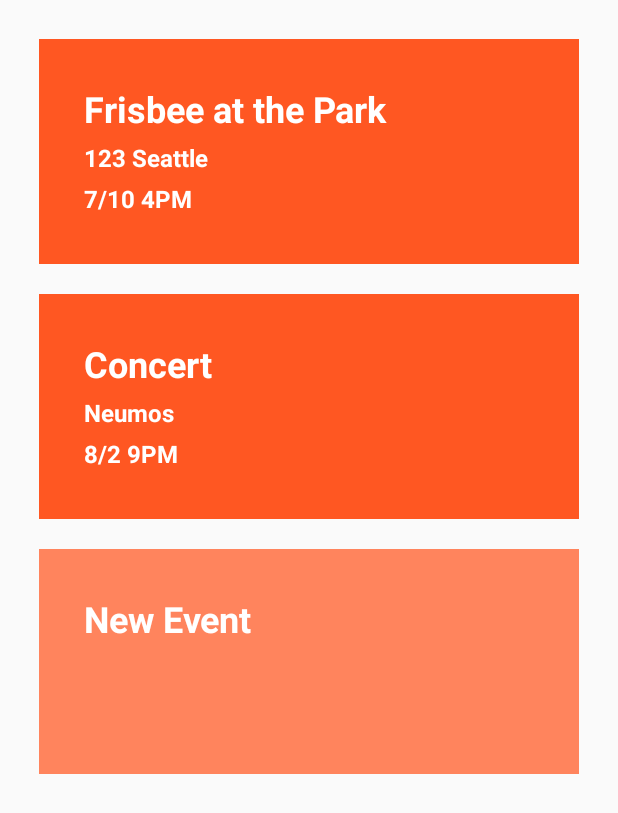
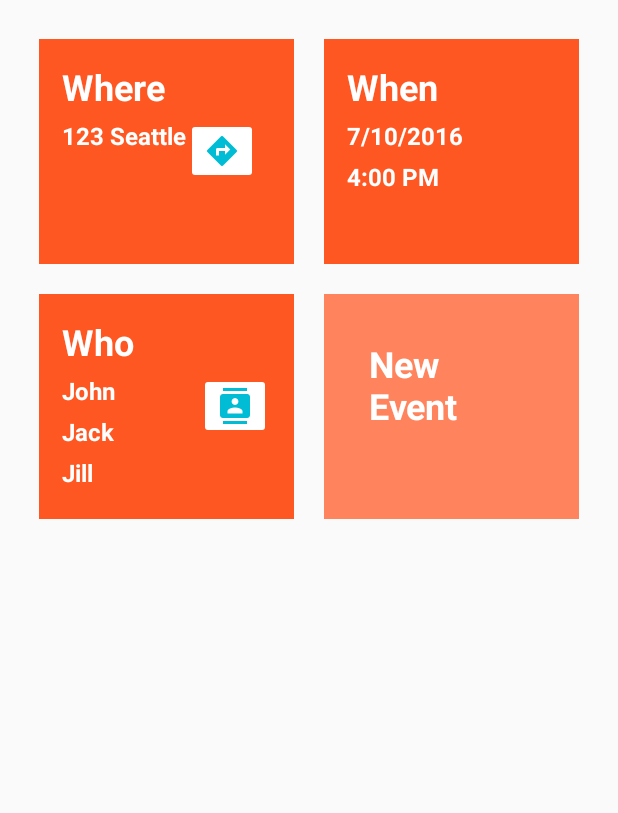
Before and after one commit to severinrudie/event-organizer, an Android app: the layout activity_mock_up_detail.xml on its own in the app's theme, with its tools: preview values and no code run, on a phone screen of 412 x 824 dp. Shown: the top 813 px of the screen. Run offline under Robolectric (Android 15) with nearby library versions, the phone set to English and light mode, and no system bars.

Commit message:
mockup expanded

```diff
--- a/MockUpProject1/app/src/main/AndroidManifest.xml
+++ b/MockUpProject1/app/src/main/AndroidManifest.xml
@@ -8,6 +8,7 @@
         android:label="@string/app_name"
         android:supportsRtl="true"
         android:theme="@style/AppTheme">
+        <!--<activity android:name=".MockUpEventActivity">-->
         <activity android:name=".MockUpEventActivity">
             <intent-filter>
                 <action android:name="android.intent.action.MAIN" />
@@ -15,6 +16,7 @@
                 <category android:name="android.intent.category.LAUNCHER" />
             </intent-filter>
         </activity>
+        <activity android:name=".MockUpDetailActivity"></activity>
     </application>
 
 </manifest>
--- /dev/null
+++ b/MockUpProject1/app/src/main/java/com/example/severinrudie/mockupproject1/MockUpDetailActivity.java
@@ -0,0 +1,13 @@
+package com.example.severinrudie.mockupproject1;
+
+import android.os.Bundle;
+import android.support.v7.app.AppCompatActivity;
+
+public class MockUpDetailActivity extends AppCompatActivity {
+
+    @Override
+    protected void onCreate(Bundle savedInstanceState) {
+        super.onCreate(savedInstanceState);
+        setContentView(R.layout.activity_mock_up_detail);
+    }
+}
--- a/MockUpProject1/app/src/main/java/com/example/severinrudie/mockupproject1/MockUpEventActivity.java
+++ b/MockUpProject1/app/src/main/java/com/example/severinrudie/mockupproject1/MockUpEventActivity.java
@@ -1,13 +1,28 @@
 package com.example.severinrudie.mockupproject1;
 
+import android.content.Intent;
 import android.support.v7.app.AppCompatActivity;
 import android.os.Bundle;
+import android.view.View;
+import android.widget.LinearLayout;
 
 public class MockUpEventActivity extends AppCompatActivity {
+
+    LinearLayout myEvent;
 
     @Override
     protected void onCreate(Bundle savedInstanceState) {
         super.onCreate(savedInstanceState);
         setContentView(R.layout.activity_mock_up_event);
+
+        myEvent = (LinearLayout) findViewById(R.id.mockupEvent);
+        myEvent.setOnClickListener(new View.OnClickListener() {
+            @Override
+            public void onClick(View view) {
+                Intent intent = new Intent(getApplicationContext(), MockUpDetailActivity.class);
+                startActivity(intent);
+            }
+        });
+
     }
 }
--- a/MockUpProject1/app/src/main/res/layout/activity_mock_up_detail.xml
+++ b/MockUpProject1/app/src/main/res/layout/activity_mock_up_detail.xml
@@ -20,52 +20,80 @@
     android:layout_height="match_parent">
 
     <LinearLayout
-            android:orientation="vertical"
+        android:orientation="horizontal"
         android:layout_width="match_parent"
+        android:layout_height="match_parent">
+
+        <LinearLayout
+            android:layout_width="0dp"
                 android:layout_height="150dp"
                 android:layout_margin="10dp"
-            android:padding="30dp"
-            android:paddingLeft="40dp"
-            android:paddingRight="40dp"
+                android:padding="15dp"
+                android:paddingLeft="20dp"
+                android:paddingRight="20dp"
                 android:background="@color/colorPrimary"
                 android:layout_marginLeft="20dp"
-            android:layout_marginRight="20dp">
+                android:layout_marginRight="20dp"
+            android:layout_weight="1"
+            android:orientation="vertical">
+            <LinearLayout
+                android:orientation="horizontal"
+                android:layout_width="wrap_content"
+                android:layout_height="match_parent">
+                <LinearLayout
+                    android:orientation="vertical"
+                    android:layout_width="0dp"
+                    android:layout_height="match_parent"
+                    android:layout_weight="1">
 
             <TextView
                 style="@style/primaryText"
                 android:textAppearance="?android:attr/textAppearanceLarge"
-                android:text="Frisbee at the Park"
-                android:id="@+id/textView"
-                android:textSize="24sp"/>
+                android:text="Where"
+                android:id="@+id/textView8"
+                android:textSize="24sp"
+                android:layout_width="wrap_content"
+                android:layout_height="wrap_content" />
 
             <TextView
                     style="@style/primaryText"
                     android:text="123 Seattle"
                     android:id="@+id/textView2" />
 
-            <TextView
-                style="@style/primaryText"
-                android:text="7/10 4PM"
-                android:id="@+id/textView3"
-                />
+            </LinearLayout>
+
+                <ImageButton
+                    android:id="@+id/imageButton"
+                    android:src="@drawable/ic_directions_black_24dp"
+                    android:tint="@color/colorAccent"
+                    android:layout_width="wrap_content"
+                    android:layout_height="wrap_content"
+                    android:layout_below="@+id/textView2"
+                    android:layout_gravity="center_vertical|right"
+                    android:backgroundTint="@color/text"
+                    android:theme="@style/raisedButton"/>
+            </LinearLayout>
+
+
         </LinearLayout>
 
         <LinearLayout
             android:orientation="vertical"
-        android:layout_width="match_parent"
+            android:layout_width="0dp"
             android:layout_height="150dp"
             android:layout_margin="10dp"
-        android:padding="30dp"
-        android:paddingLeft="40dp"
-        android:paddingRight="40dp"
+            android:padding="15dp"
+            android:paddingLeft="20dp"
+            android:paddingRight="20dp"
             android:background="@color/colorPrimary"
             android:layout_marginLeft="20dp"
-        android:layout_marginRight="20dp" >
+            android:layout_marginRight="20dp"
+            android:layout_weight="1">
 
             <TextView
                 style="@style/primaryText"
                 android:textAppearance="?android:attr/textAppearanceLarge"
-            android:text="Concert"
+                android:text="When"
                 android:id="@+id/textView5"
                 android:textSize="24sp"
                 android:layout_width="wrap_content"
@@ -73,26 +101,102 @@
 
             <TextView
                 style="@style/primaryText"
-            android:text="Neumos"
+                android:text="7/10/2016"
                 android:id="@+id/textView6"
                 android:layout_width="wrap_content"
                 android:layout_height="wrap_content" />
 
             <TextView
                 style="@style/primaryText"
-            android:text="8/2 9PM"
+                android:text="4:00 PM"
                 android:id="@+id/textView7"
+                android:layout_width="wrap_content"
+                android:layout_height="wrap_content" />
+        </LinearLayout>
+
+    </LinearLayout>
+
+    <LinearLayout
+        android:orientation="horizontal"
+        android:layout_width="match_parent"
+        android:layout_height="match_parent" >
+
+        <LinearLayout
+            android:layout_width="0dp"
+            android:layout_height="150dp"
+            android:layout_margin="10dp"
+            android:padding="15dp"
+            android:paddingLeft="20dp"
+            android:paddingRight="20dp"
+            android:background="@color/colorPrimary"
+            android:layout_marginLeft="20dp"
+            android:layout_marginRight="20dp"
+            android:layout_weight="1"
+            android:orientation="horizontal" >
+
+            <LinearLayout
+                android:orientation="vertical"
+                android:layout_width="wrap_content"
+                android:layout_height="match_parent">
+
+                <TextView
+                    style="@style/primaryText"
+                    android:textAppearance="?android:attr/textAppearanceLarge"
+                    android:text="Who"
+                    android:id="@+id/textView9"
+                    android:textSize="24sp"
+                    android:layout_width="wrap_content"
+                    android:layout_height="wrap_content" />
+
+                <TextView
+                    style="@style/primaryText"
+                    android:text="John"
+                    android:id="@+id/textView10"
+                    android:layout_width="wrap_content"
+                    android:layout_height="wrap_content" />
+
+                <TextView
+                    style="@style/primaryText"
+                    android:text="Jack"
+                    android:id="@+id/textView14"
+                    android:layout_width="wrap_content"
+                    android:layout_height="wrap_content" />
+
+                <TextView
+                    style="@style/primaryText"
+                    android:text="Jill"
+                    android:id="@+id/textView15"
                     android:layout_width="wrap_content"
                     android:layout_height="wrap_content" />
             </LinearLayout>
 
                 <FrameLayout
                     android:layout_width="match_parent"
+                    android:layout_height="match_parent">
+
+            <ImageButton
+                android:id="@+id/imageButton2"
+                android:src="@drawable/ic_contacts_black_24dp"
+                android:tint="@color/colorAccent"
+                android:layout_width="wrap_content"
+                android:layout_height="wrap_content"
+                android:layout_below="@+id/textView2"
+                android:layout_gravity="center_vertical|right"
+                android:backgroundTint="@color/text"
+                android:theme="@style/raisedButton"/>
+
+                </FrameLayout>
+
+        </LinearLayout>
+
+        <FrameLayout
+            android:layout_width="0dp"
             android:layout_height="wrap_content"
             android:layout_margin="10dp"
             android:background="#000000"
             android:layout_marginLeft="20dp"
-        android:layout_marginRight="20dp">
+            android:layout_marginRight="20dp"
+            android:layout_weight="1">
 
             <LinearLayout
                 android:orientation="vertical"
@@ -108,7 +212,7 @@
                     style="@style/primaryText"
                     android:textAppearance="?android:attr/textAppearanceLarge"
                     android:text="New Event"
-                android:id="@+id/textView4"
+                    android:id="@+id/textView16"
                     android:textSize="24sp"
                     android:layout_width="wrap_content"
                     android:layout_height="wrap_content" />
@@ -117,8 +221,10 @@
             <FrameLayout
                 android:layout_width="match_parent"
                 android:layout_height="match_parent"
-            android:background="#44ffffff"></FrameLayout>
+                android:background="#44ffffff" />
         </FrameLayout>
+
+    </LinearLayout>
 
 </LinearLayout>
     </ScrollView>
--- a/MockUpProject1/app/src/main/res/layout/activity_mock_up_event.xml
+++ b/MockUpProject1/app/src/main/res/layout/activity_mock_up_event.xml
@@ -29,7 +29,8 @@
             android:paddingRight="40dp"
             android:background="@color/colorPrimary"
             android:layout_marginLeft="20dp"
-            android:layout_marginRight="20dp">
+            android:layout_marginRight="20dp"
+            android:id="@+id/mockupEvent">
 
             <TextView
                 style="@style/primaryText"
--- a/MockUpProject1/app/src/main/res/values/colors.xml
+++ b/MockUpProject1/app/src/main/res/values/colors.xml
@@ -2,7 +2,7 @@
 <resources>
     <color name="colorPrimary">#FF5722</color>
     <color name="colorPrimaryDark">#E64A19</color>
-    <color name="colorAccent">#536DFE</color>
+    <color name="colorAccent">#00BCD4</color>
     <color name="lightPrimary">#FFCCBC</color>
     <color name="text">#FFFFFF</color>
     <color name="secondaryText">#727272</color>
--- a/MockUpProject1/app/src/main/res/values/styles.xml
+++ b/MockUpProject1/app/src/main/res/values/styles.xml
@@ -8,4 +8,9 @@
         <item name="colorAccent">@color/colorAccent</item>
     </style>
 
+    <style name="raisedButton" parent="Theme.AppCompat.Light">
+        <item name="colorControlHighlight">@color/colorPrimary</item>
+        <item name="colorButtonNormal">@color/colorAccent</item>
+    </style>
+
 </resources>
```
Also changed, not shown: MockUpProject1/app/src/main/res/drawable-hdpi/ic_contacts_black_24dp.png (added), MockUpProject1/app/src/main/res/drawable-hdpi/ic_directions_black_24dp.png (added), MockUpProject1/app/src/main/res/drawable-mdpi/ic_contacts_black_24dp.png (added), MockUpProject1/app/src/main/res/drawable-mdpi/ic_directions_black_24dp.png (added), MockUpProject1/app/src/main/res/drawable-xhdpi/ic_contacts_black_24dp.png (added), MockUpProject1/app/src/main/res/drawable-xhdpi/ic_directions_black_24dp.png (added), MockUpProject1/app/src/main/res/drawable-xxhdpi/ic_contacts_black_24dp.png (added), MockUpProject1/app/src/main/res/drawable-xxhdpi/ic_directions_black_24dp.png (added), MockUpProject1/app/src/main/res/drawable-xxxhdpi/ic_contacts_black_24dp.png (added), MockUpProject1/app/src/main/res/drawable-xxxhdpi/ic_directions_black_24dp.png (added). Lines whose indentation alone changed are shown as unchanged.
